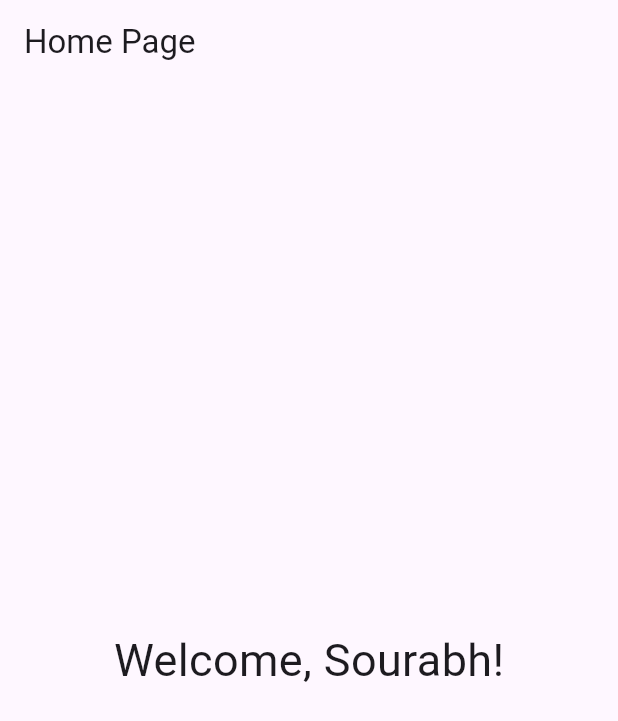
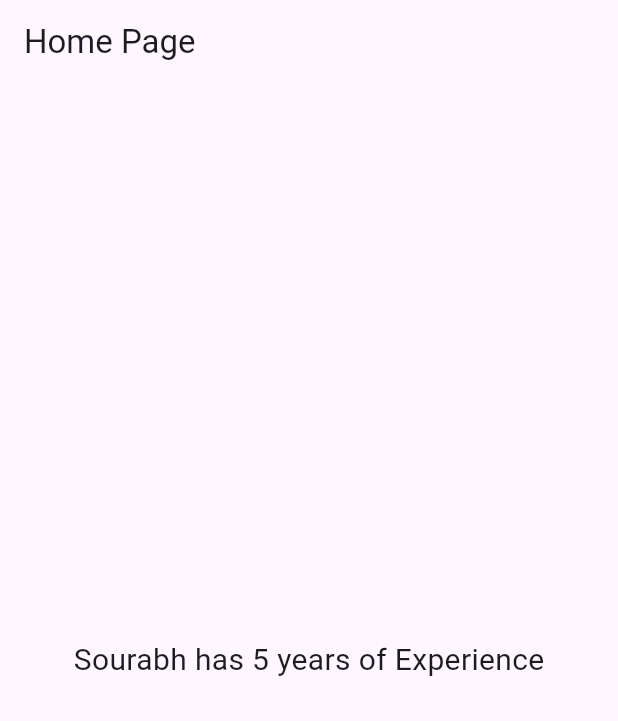
Before and after one commit to sourabhcodetrade/assignments, a Flutter app: the screen it shows after launch, on a phone screen of 412 x 824 dp. Shown: the top 721 px of the screen. Run offline on Flutter 3.47's test engine with Material 3 defaults, Android fonts, the phone set to English and light mode, and no system bars.

Commit message:
First commit

```diff
--- a/lib/home.dart
+++ b/lib/home.dart
@@ -1,19 +1,22 @@
 import 'package:flutter/material.dart';
 import 'package:provider/provider.dart';
+import 'package:streamprovider/user.dart';
 
 class HomePage extends StatelessWidget {
+  const HomePage({super.key});
+
   @override
   Widget build(BuildContext context) {
     return Scaffold(
       appBar: AppBar(
-        title: Text('Home Page'),
+        title: const Text('Home Page'),
       ),
       body: Center(
-        child: Consumer<String>(
-          builder: (context, username, child) {
+        child: Consumer<User>(
+          builder: (context, user, child) {
             return Text(
-              'Welcome, $username!',
-              style: TextStyle(fontSize: 30),
+              user.toString(),
+              style: const TextStyle(fontSize: 20),
             );
           },
         ),
--- a/lib/main.dart
+++ b/lib/main.dart
@@ -1,5 +1,6 @@
 import 'package:flutter/material.dart';
 import 'package:provider/provider.dart';
+import 'package:streamprovider/user.dart';
 
 import 'home.dart';
 
@@ -13,9 +14,22 @@ class MyApp extends StatelessWidget {
   // This widget is the root of your application.
   @override
   Widget build(BuildContext context) {
-    return StreamProvider<String>(
-      initialData: "Loading....",
-      create: (context) => getUserName().asStream(),
+    return MultiProvider(
+      providers: [
+        StreamProvider<String>(
+          initialData: "Loading....",
+          create: (context) => getUserName().asStream(),
+        ),
+        FutureProvider<int>(
+          initialData: 0,
+          create: (context) => getFlutterExperience(),
+        ),
+        ProxyProvider2<int, String, User>(
+          update: (context, flutterExp, name, _) {
+            return User(name: name, flutterExperience: flutterExp);
+          },
+        ),
+      ],
       child: MaterialApp(
         initialRoute: '/',
         routes: {
@@ -29,4 +43,9 @@ class MyApp extends StatelessWidget {
     await Future.delayed(const Duration(seconds: 3));
     return "Sourabh";
   }
+
+  Future<int> getFlutterExperience() async {
+    await Future.delayed(const Duration(seconds: 3));
+    return 5;
+  }
 }
--- /dev/null
+++ b/lib/user.dart
@@ -0,0 +1,11 @@
+class User {
+  final String name;
+  final int flutterExperience;
+
+  User({required this.name, required this.flutterExperience});
+
+  @override
+  String toString() {
+    return "$name has ${flutterExperience.toString()} years of Experience";
+  }
+}
```
